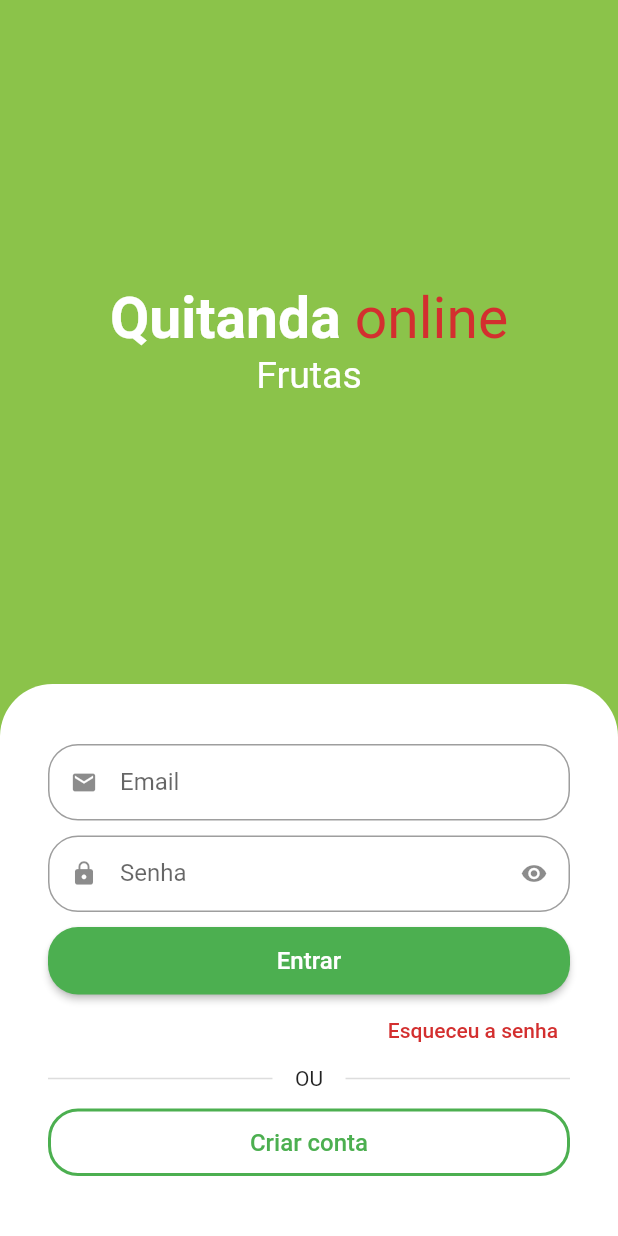
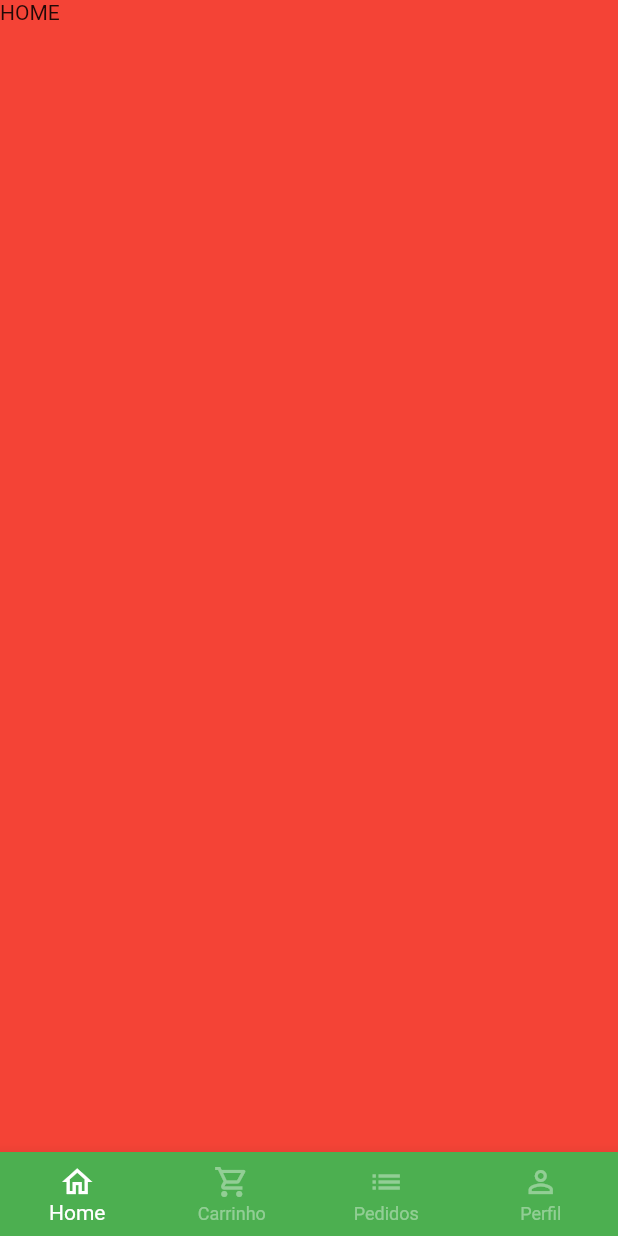
Before and after one commit to oliveiraxavier/quitanda-virtual-1-mx, a Flutter app: the screen it shows after launch, after a tap on "Entrar", on a phone screen of 412 x 824 dp. Run offline on Flutter 3.47's test engine with Material 2 defaults, Android fonts, the phone set to English and light mode, and no system bars; drawn by our look-alikes of animated_text_kit; our stand-ins replace mask_text_input_formatter.

Commit message:
Start quitanda virtual - Aula 17

```diff
--- a/lib/src/auth/sign_in_screen.dart
+++ b/lib/src/auth/sign_in_screen.dart
@@ -1,6 +1,7 @@
 import 'package:animated_text_kit/animated_text_kit.dart';
 import 'package:flutter/material.dart';
 import 'package:quitanda_virtual_mx/src/auth/sign_up_screen.dart';
+import 'package:quitanda_virtual_mx/src/base/base_screen.dart';
 
 import '../config/custom_colors.dart';
 import 'components/custom_text_field.dart';
@@ -113,7 +114,13 @@
                               borderRadius: BorderRadius.circular(20)
                           )
                         ),
-                        onPressed: () {},
+                        onPressed: () {
+                          Navigator.of(context).pushReplacement(
+                              MaterialPageRoute(builder: (c) {
+                                return const BaseScreen();
+                              })
+                          );
+                        },
                         child: const Text(
                             'Entrar',
                             style: TextStyle(
--- /dev/null
+++ b/lib/src/base/base_screen.dart
@@ -0,0 +1,81 @@
+import 'package:flutter/material.dart';
+
+class BaseScreen extends StatefulWidget{
+  const BaseScreen({super.key});
+
+  @override
+  State<BaseScreen> createState() => _BaseScreenState();
+}
+
+class _BaseScreenState extends State<BaseScreen> {
+  int currentIndex = 0;
+
+  final pageController = PageController();
+
+  @override
+  Widget build(BuildContext context) {
+    return Scaffold(
+      body: PageView(
+        //physics: const NeverScrollableScrollPhysics(),
+        controller: pageController,
+        onPageChanged: (index) {
+          setState(() {
+            currentIndex = index;
+            pageController.jumpToPage(index);
+          });
+        },
+        children: [
+          Container(
+            color: Colors.red,
+            child: Text('HOME'),
+          ),
+          Container(
+            color: Colors.yellow,
+            child: Text('CARRINHO'),
+          ),
+          Container(
+            color: Colors.blue,
+            child: Text('PEDIDOS'),
+          ),
+          Container(
+            color: Colors.purple,
+            child: Text('PERFIL'),
+          ),
+        ],
+      ),
+
+      //Bottom bar
+      bottomNavigationBar: BottomNavigationBar(
+        currentIndex: currentIndex,
+        onTap: (index) {
+          setState(() {
+            currentIndex = index;
+            pageController.jumpToPage(index);
+          });
+        },
+        backgroundColor: Colors.green,
+        selectedItemColor: Colors.white,
+        unselectedItemColor: Colors.white.withAlpha(100),
+        type: BottomNavigationBarType.fixed,
+        items: const [
+          BottomNavigationBarItem(
+              icon: Icon(Icons.home_outlined),
+              label: 'Home',
+          ),
+          BottomNavigationBarItem(
+            icon: Icon(Icons.shopping_cart_outlined),
+            label: 'Carrinho',
+          ),
+          BottomNavigationBarItem(
+            icon: Icon(Icons.list),
+            label: 'Pedidos',
+          ),
+          BottomNavigationBarItem(
+            icon: Icon(Icons.person_outline),
+            label: 'Perfil',
+          ),
+        ],
+      ),
+    );
+  }
+}
```
